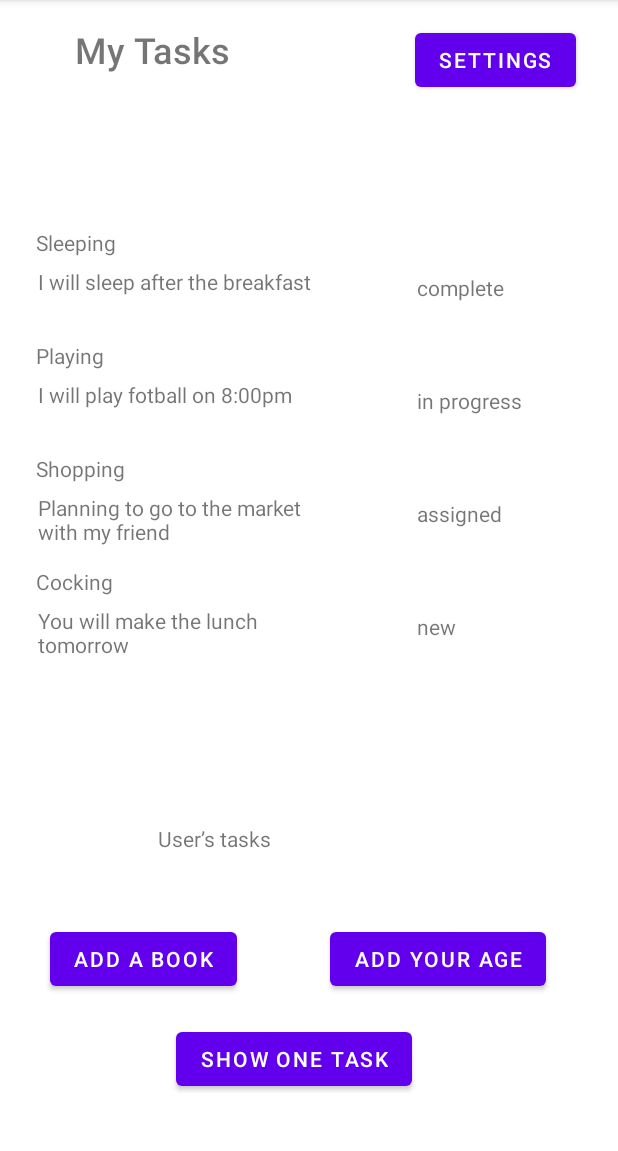
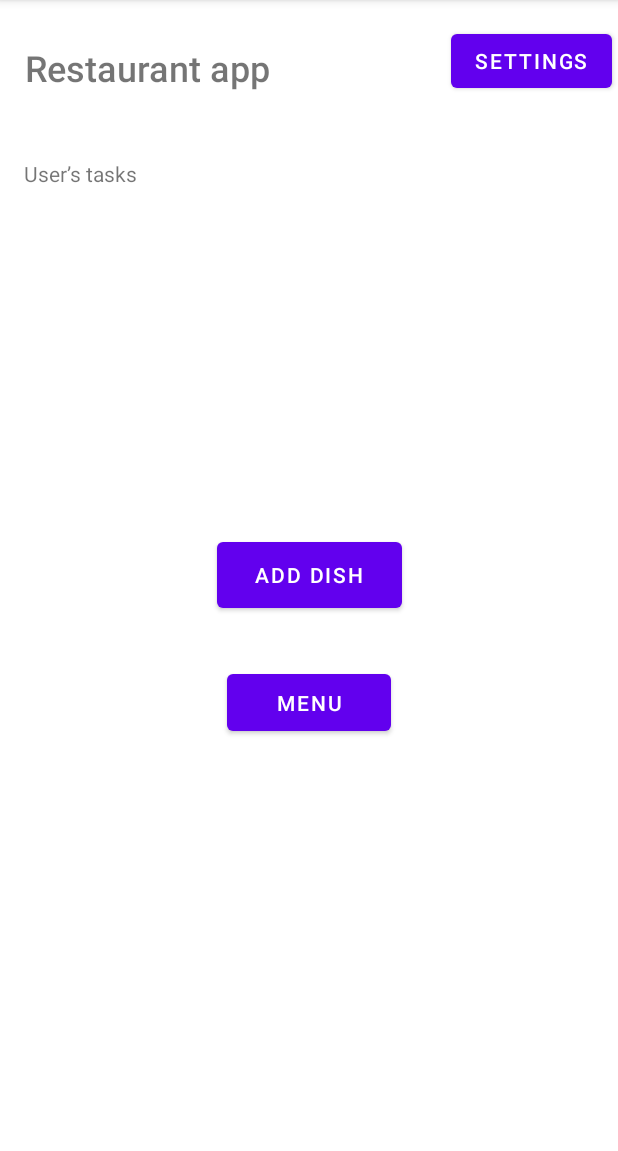
Before and after one commit to ibrahim-alhamshari/taskmaster, an Android app: the screen it shows after launch (MainActivity), on a phone screen of 412 x 824 dp, the part 84-1235 px from its top. Run offline under Robolectric (Android 15) with nearby library versions, the phone set to English and light mode, and no system bars.

Commit message:
adding Tornado Assignment

```diff
--- a/app/build.gradle
+++ b/app/build.gradle
@@ -33,7 +33,13 @@ dependencies {
     implementation 'com.google.android.material:material:1.4.0'
     implementation 'androidx.constraintlayout:constraintlayout:2.1.0'
     implementation 'androidx.legacy:legacy-support-v4:1.0.0'
+    implementation 'androidx.room:room-common:2.2.6'
     testImplementation 'junit:junit:4.+'
     androidTestImplementation 'androidx.test.ext:junit:1.1.3'
     androidTestImplementation 'androidx.test.espresso:espresso-core:3.4.0'
+
+    def room_version = "2.3.0"
+
+    implementation "androidx.room:room-runtime:$room_version"
+    annotationProcessor "androidx.room:room-compiler:$room_version"
 }
--- a/app/src/main/AndroidManifest.xml
+++ b/app/src/main/AndroidManifest.xml
@@ -18,11 +18,11 @@
             android:exported="true"
             android:parentActivityName=".MainActivity" />
         <activity
-            android:name=".AllTasks"
+            android:name=".Menu"
             android:exported="true"
             android:parentActivityName=".MainActivity" />
         <activity
-            android:name=".AddTask"
+            android:name=".AddDish"
             android:exported="true"
             android:parentActivityName=".MainActivity" />
         <activity
--- a/app/src/main/java/com/example/myapplication/Adapter.java
+++ b/app/src/main/java/com/example/myapplication/Adapter.java
@@ -8,6 +8,8 @@ import android.widget.TextView;
 import androidx.annotation.NonNull;
 import androidx.recyclerview.widget.RecyclerView;
 
+import com.example.myapplication.Database.Dish;
+
 import java.util.ArrayList;
 import java.util.List;
 
@@ -16,9 +18,9 @@ import java.util.List;
 public class Adapter extends RecyclerView.Adapter<Adapter.TaskViewHolder> {
 
     // 2- create the list the the adapter will use to bind data
-    List<TaskModel> allTasks = new ArrayList<TaskModel>();
+    List<Dish> allTasks = new ArrayList<Dish>();
 
-    public Adapter(List<TaskModel> allTasks){
+    public Adapter(List<Dish> allTasks){
         this.allTasks=allTasks;
     }
 
@@ -47,13 +49,13 @@ public class Adapter extends RecyclerView.Adapter<Adapter.TaskViewHolder> {
 
     @Override
     public void onBindViewHolder(@NonNull TaskViewHolder holder, int position) {
-    String title=allTasks.get(position).title;
-    String body = allTasks.get(position).body;
-    String state= allTasks.get(position).state;
+    String dishName=allTasks.get(position).dishName;
+    String price = allTasks.get(position).price;
+    String ingradient= allTasks.get(position).ingradient;
 
-    holder.title.setText(title);
-    holder.body.setText(body);
-    holder.state.setText(state);
+    holder.title.setText(dishName);
+    holder.body.setText(price);
+    holder.state.setText(ingradient);
     }
 
     @Override
--- a/app/src/main/java/com/example/myapplication/MainActivity.java
+++ b/app/src/main/java/com/example/myapplication/MainActivity.java
@@ -1,7 +1,6 @@
 package com.example.myapplication;
 
 import androidx.appcompat.app.AppCompatActivity;
-import androidx.recyclerview.widget.DefaultItemAnimator;
 import androidx.recyclerview.widget.LinearLayoutManager;
 import androidx.recyclerview.widget.RecyclerView;
 
@@ -17,51 +16,30 @@ import java.util.ArrayList;
 
 public class MainActivity extends AppCompatActivity {
 
-    private ArrayList<TaskModel> taskModelList = new ArrayList<TaskModel>();
-    private RecyclerView recyclerView;
-
     @Override
     protected void onCreate(Bundle savedInstanceState) {
         super.onCreate(savedInstanceState);
         setContentView(R.layout.activity_main);
 
-        setUserInfo();
-        setAdapter();
 
-
-        Button addABook = findViewById(R.id.addBook);
-        Button addYourAge = findViewById(R.id.addYourAge);
-        Button showOneTaskButton = findViewById(R.id.showOneTask);
+        Button addDishButton = findViewById(R.id.addDishButton);
+        Button menuButton = findViewById(R.id.menuButton);
         Button settingsSaveButton = findViewById(R.id.homePageSettingsButton);
 
-        addABook.setOnClickListener(new View.OnClickListener() {
+        addDishButton.setOnClickListener(new View.OnClickListener() {
             @Override
             public void onClick(View view) {
 
-                Intent goToTaskDetail = new Intent(MainActivity.this , AddTask.class);
-                //append a value to intent
-//                goToTaskDetail.putExtra("title", "ADD A BOOK");
+                Intent goToTaskDetail = new Intent(MainActivity.this , AddDish.class);
                 startActivity(goToTaskDetail);
             }
         });
 
-        addYourAge.setOnClickListener(new View.OnClickListener() {
+        menuButton.setOnClickListener(new View.OnClickListener() {
             @Override
             public void onClick(View view) {
 
-                Intent intent = new Intent(MainActivity.this, TaskDetail.class);
-                intent.putExtra("title", "ADD YOUR AGE");
-                startActivity(intent);
-
-            }
-        });
-
-        showOneTaskButton.setOnClickListener(new View.OnClickListener() {
-            @Override
-            public void onClick(View view) {
-
-                Intent intent = new Intent(MainActivity.this, TaskDetail.class);
-                intent.putExtra("title", "SHOW ONE TASK");
+                Intent intent = new Intent(MainActivity.this, Menu.class);
                 startActivity(intent);
 
             }
@@ -75,32 +53,6 @@ public class MainActivity extends AppCompatActivity {
 
             }
         });
-    }
-
-    public void setUserInfo() {
-
-        taskModelList.add(new TaskModel("Sleeping" , "I will sleep after the breakfast", "complete"));
-        taskModelList.add(new TaskModel("Playing" , "I will play fotball on 8:00pm", "in progress"));
-        taskModelList.add(new TaskModel("Shopping" , "Planning to go to the market with my friend", "assigned"));
-        taskModelList.add(new TaskModel("Cocking" , "You will make the lunch tomorrow", "new"));
-
-//        // get the recycler view
-//        RecyclerView allTestsRecycleView= findViewById(R.id.TestListRecyclerView3);
-//
-//        // set a layout manager for this view
-//        allTestsRecycleView.setLayoutManager(new LinearLayoutManager(this));
-//
-//        // set the adapter for this recyclerView
-//        allTestsRecycleView.setAdapter(new Adapter(taskModelList));
-
-    }
-
-    private void setAdapter(){
-        Adapter adapter= new Adapter(taskModelList);
-        recyclerView= findViewById(R.id.TestListRecyclerView3);
-        RecyclerView.LayoutManager layoutManager = new LinearLayoutManager(this);
-        recyclerView.setLayoutManager(layoutManager);
-        recyclerView.setAdapter(adapter);
     }
 
     @Override
--- a/app/src/main/java/com/example/myapplication/TaskModel.java
+++ /dev/null
@@ -1,15 +0,0 @@
-package com.example.myapplication;
-
-public class TaskModel {
-
-    public String title;
-    public String body;
-    public String state;
-    public TaskModel(){}
-
-    public TaskModel(String title, String body , String state){
-        this.title=title;
-        this.body=body;
-        this.state=state;
-    }
-}
--- a/app/src/main/res/layout/activity_main.xml
+++ b/app/src/main/res/layout/activity_main.xml
@@ -8,67 +8,54 @@
     tools:context=".MainActivity">
 
     <Button
-        android:id="@+id/addBook"
-        android:layout_width="wrap_content"
-        android:layout_height="wrap_content"
-        android:text="ADD A BOOK"
+        android:id="@+id/addDishButton"
+        android:layout_width="123dp"
+        android:layout_height="56dp"
+        android:text="Add Dish"
         app:layout_constraintBottom_toBottomOf="parent"
-        app:layout_constraintEnd_toStartOf="@+id/addYourAge"
-        app:layout_constraintHorizontal_bias="0.352"
+        app:layout_constraintEnd_toEndOf="parent"
         app:layout_constraintStart_toStartOf="parent"
         app:layout_constraintTop_toTopOf="parent"
-        app:layout_constraintVertical_bias="0.855" />
+        app:layout_constraintVertical_bias="0.499" />
 
     <TextView
         android:id="@+id/editTextPerson"
-        android:layout_width="137dp"
-        android:layout_height="45dp"
+        android:layout_width="192dp"
+        android:layout_height="56dp"
         android:layout_marginStart="50dp"
         android:layout_marginEnd="167dp"
         android:fontFamily="sans-serif-medium"
-        android:text="My Tasks"
+        android:text="Restaurant app"
         android:textSize="24sp"
         app:layout_constraintBottom_toBottomOf="parent"
         app:layout_constraintEnd_toStartOf="@+id/homePageSettingsButton"
-        app:layout_constraintHorizontal_bias="0.0"
+        app:layout_constraintHorizontal_bias="0.311"
         app:layout_constraintStart_toStartOf="parent"
         app:layout_constraintTop_toTopOf="parent"
-        app:layout_constraintVertical_bias="0.023" />
+        app:layout_constraintVertical_bias="0.04" />
 
     <Button
-        android:id="@+id/addYourAge"
-        android:layout_width="wrap_content"
-        android:layout_height="wrap_content"
-        android:text="ADD YOUR AGE"
+        android:id="@+id/menuButton"
+        android:layout_width="109dp"
+        android:layout_height="50dp"
+        android:layout_marginTop="171dp"
+        android:text="Menu"
         app:layout_constraintBottom_toBottomOf="parent"
         app:layout_constraintEnd_toEndOf="parent"
-        app:layout_constraintHorizontal_bias="0.821"
         app:layout_constraintStart_toStartOf="parent"
         app:layout_constraintTop_toTopOf="parent"
-        app:layout_constraintVertical_bias="0.855" />
-
-    <Button
-        android:id="@+id/showOneTask"
-        android:layout_width="wrap_content"
-        android:layout_height="wrap_content"
-        android:layout_marginTop="171dp"
-        android:text="SHOW ONE TASK"
-        app:layout_constraintBottom_toBottomOf="parent"
-        app:layout_constraintEnd_toEndOf="parent"
-        app:layout_constraintHorizontal_bias="0.462"
-        app:layout_constraintStart_toStartOf="parent"
-        app:layout_constraintTop_toTopOf="parent"
-        app:layout_constraintVertical_bias="0.931" />
+        app:layout_constraintVertical_bias="0.498" />
 
     <Button
         android:id="@+id/homePageSettingsButton"
         android:layout_width="wrap_content"
         android:layout_height="wrap_content"
-        android:layout_marginTop="16dp"
-        android:layout_marginEnd="28dp"
+        android:layout_marginEnd="4dp"
         android:text="SETTINGS"
+        app:layout_constraintBottom_toBottomOf="parent"
         app:layout_constraintEnd_toEndOf="parent"
-        app:layout_constraintTop_toTopOf="parent" />
+        app:layout_constraintTop_toTopOf="parent"
+        app:layout_constraintVertical_bias="0.023" />
 
     <TextView
         android:id="@+id/userNameHomePage"
@@ -77,18 +64,9 @@
         android:text="User’s tasks"
         app:layout_constraintBottom_toBottomOf="parent"
         app:layout_constraintEnd_toEndOf="parent"
-        app:layout_constraintHorizontal_bias="0.435"
+        app:layout_constraintHorizontal_bias="0.066"
         app:layout_constraintStart_toStartOf="parent"
         app:layout_constraintTop_toTopOf="parent"
-        app:layout_constraintVertical_bias="0.744" />
-
-    <androidx.recyclerview.widget.RecyclerView
-        android:id="@+id/TestListRecyclerView3"
-        android:layout_width="426dp"
-        android:layout_height="315dp"
-        app:layout_constraintBottom_toBottomOf="parent"
-        app:layout_constraintTop_toTopOf="parent"
-        app:layout_constraintVertical_bias="0.336"
-        tools:layout_editor_absoluteX="-8dp" />
+        app:layout_constraintVertical_bias="0.144" />
 
 </androidx.constraintlayout.widget.ConstraintLayout>
```
Also changed, not shown: app/src/main/java/com/example/myapplication/AddDish.java (added, +48 -0 lines), app/src/main/java/com/example/myapplication/AddTask.java (deleted, +0 -59 lines), app/src/main/java/com/example/myapplication/AllTasks.java (deleted, +0 -22 lines), app/src/main/java/com/example/myapplication/Database/Dish.java (added, +56 -0 lines), app/src/main/java/com/example/myapplication/Database/TaskDAO.java (added, +19 -0 lines), app/src/main/java/com/example/myapplication/Database/TaskDatabase.java (added, +12 -0 lines), app/src/main/java/com/example/myapplication/Menu.java (added, +61 -0 lines), app/src/main/java/com/example/myapplication/Task.java (added, +55 -0 lines), app/src/main/res/layout/activity_add_dish.xml (added, +107 -0 lines), app/src/main/res/layout/activity_add_task.xml (deleted, +0 -64 lines), app/src/main/res/layout/activity_all_tasks.xml (deleted, +0 -31 lines), app/src/main/res/layout/activity_menu.xml (added, +43 -0 lines).
